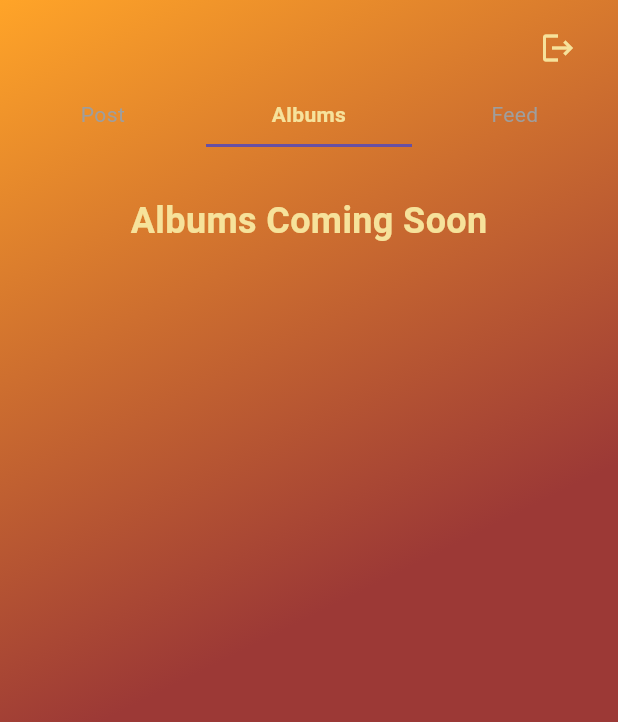
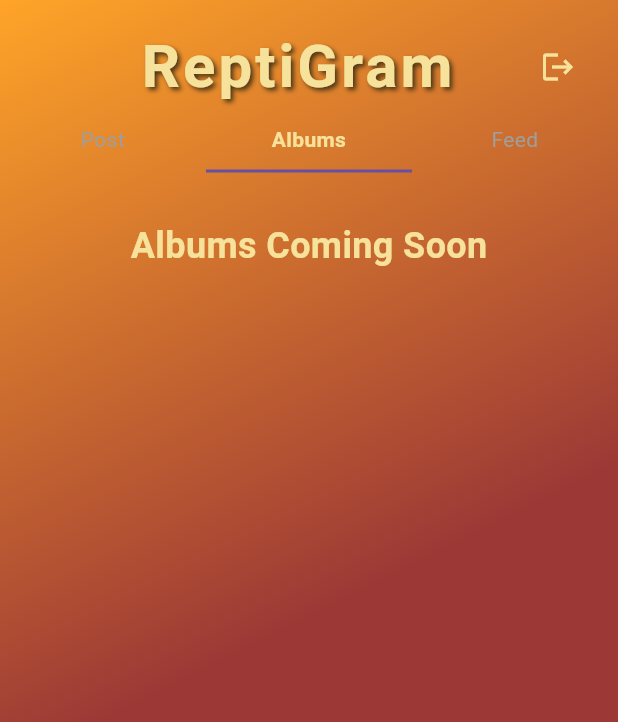
Before and after one commit to FelipeJuarezJr/ReptiGramFinalApp, a Flutter app: the AlbumsScreen screen opened directly, on a phone screen of 412 x 824 dp. Shown: the top 722 px of the screen. Run offline on Flutter 3.47's test engine with Material 3 defaults, Android fonts, the phone set to English and light mode, and no system bars; our stand-ins replace firebase_auth, firebase_core, flutter_dotenv, flutter_svg, google_sign_in; accounts and stored records are empty; generated files the repository leaves out were written again.

Commit message:
Added title widget with logout to Post, Albums, Feed pages

```diff
--- a/lib/screens/albums_screen.dart
+++ b/lib/screens/albums_screen.dart
@@ -1,8 +1,7 @@
 import 'package:flutter/material.dart';
 import '../styles/colors.dart';
 import '../common/header.dart';
-import '../screens/login_screen.dart';
-import 'package:firebase_auth/firebase_auth.dart';
+import '../common/title_header.dart';
 
 class AlbumsScreen extends StatefulWidget {
   const AlbumsScreen({super.key});
@@ -23,29 +22,7 @@ class _AlbumsScreenState extends State<AlbumsScreen> {
         child: SafeArea(
           child: Column(
             children: [
-              // Logout button
-              Align(
-                alignment: Alignment.topRight,
-                child: Padding(
-                  padding: const EdgeInsets.only(right: 16.0, top: 8.0),
-                  child: IconButton(
-                    icon: const Icon(
-                      Icons.logout,
-                      color: AppColors.titleText,
-                    ),
-                    onPressed: () {
-                      FirebaseAuth.instance.signOut();
-                      Navigator.pushAndRemoveUntil(
-                        context,
-                        MaterialPageRoute(
-                          builder: (context) => const LoginScreen(),
-                        ),
-                        (route) => false,
-                      );
-                    },
-                  ),
-                ),
-              ),
+              const TitleHeader(),
               const Header(initialIndex: 1),
               Expanded(
                 child: SingleChildScrollView(
@@ -53,7 +30,6 @@ class _AlbumsScreenState extends State<AlbumsScreen> {
                   child: Column(
                     children: [
                       // Album content will go here
-                      // Placeholder for now
                       Container(
                         padding: const EdgeInsets.all(16.0),
                         child: const Text(
```
Also changed, not shown: lib/screens/feed_screen.dart (+2 -27 lines).
